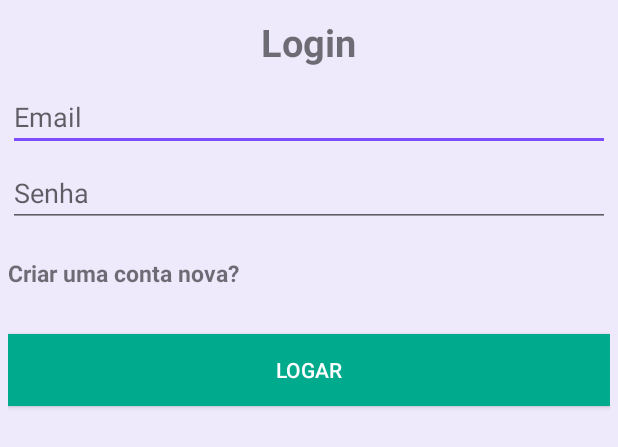
After one commit to Riunjaku/Projeto_AlertaPet, an Android app: the layout dialog_login.xml on its own in the app's theme, with its tools: preview values and no code run, on a phone screen of 412 x 824 dp. The commit adds this screen. Shown: the top 447 px of the screen. Run offline under Robolectric (Android 15) with nearby library versions, the light colour scheme and no system bars.

Commit message:
Faltando implementar o banco de dados ao login/registro

```diff
--- a/app/src/main/java/com/aniharu/alertapet/PerfilFragment.java
+++ b/app/src/main/java/com/aniharu/alertapet/PerfilFragment.java
@@ -23,7 +23,7 @@ public class PerfilFragment extends Fragment {
     public View onCreateView(LayoutInflater inflater, ViewGroup container,
                              Bundle savedInstanceState) {
         // Inflate the layout for this fragment
-        return inflater.inflate(R.layout.fragment_perfil, container, false);
+        return inflater.inflate(R.layout.fragment_perfil_usuario, container, false);
     }
 
 }
--- /dev/null
+++ b/app/src/main/res/layout/dialog_login.xml
@@ -0,0 +1,59 @@
+<?xml version="1.0" encoding="utf-8"?>
+
+<LinearLayout xmlns:android="http://schemas.android.com/apk/res/android"
+    xmlns:app="http://schemas.android.com/apk/res-auto"
+    xmlns:tools="http://schemas.android.com/tools"
+    android:layout_width="match_parent"
+    android:layout_height="match_parent"
+    android:orientation="vertical"
+    android:padding="5dp"
+    android:background="@color/colorAccentOff20"
+    tools:context="com.aniharu.alertapet.LoginActivity">
+
+    <TextView
+        android:id="@+id/textView"
+        android:layout_width="wrap_content"
+        android:layout_height="wrap_content"
+        android:layout_gravity="center"
+        android:layout_marginTop="5dp"
+        android:text="@string/dialog_login_title"
+        android:textSize="25sp"
+        android:textStyle="bold" />
+
+    <EditText
+        android:id="@+id/etEmail"
+        android:layout_width="match_parent"
+        android:layout_height="wrap_content"
+        android:layout_marginTop="10dp"
+        android:ems="10"
+        android:hint="@string/email_placeholder"
+        android:inputType="textEmailAddress" />
+
+    <EditText
+        android:id="@+id/etPassword"
+        android:layout_width="match_parent"
+        android:layout_height="wrap_content"
+        android:layout_marginTop="5dp"
+        android:ems="10"
+        android:hint="@string/senha_placeholder"
+        android:inputType="textPassword" />
+
+    <TextView
+        android:id="@+id/register_link"
+        android:layout_marginTop="20dp"
+        android:layout_width="match_parent"
+        android:layout_height="wrap_content"
+        android:textSize="15sp"
+        android:textStyle="bold"
+        android:onClick="registrar"
+        android:text="@string/register_button_label" />
+
+    <Button
+        android:id="@+id/btnLogin"
+        android:layout_width="match_parent"
+        android:layout_height="wrap_content"
+        android:layout_marginTop="30dp"
+        android:background="#00AA8D"
+        android:text="@string/login_button_label"
+        android:textColor="@android:color/white" />
+</LinearLayout>
--- a/app/src/main/res/values/strings.xml
+++ b/app/src/main/res/values/strings.xml
@@ -16,6 +16,20 @@
     <string name="radio_m">Macho</string>
     <string name="radio_sim">Sim</string>
     <string name="radio_nao">Não</string>
+    <string name="entrar">entrar</string>
+    <string name="login_button_label">Logar</string>
+    <string name="senha_placeholder">Senha</string>
+    <string name="email_placeholder">Email</string>
+    <string name="dialog_login_title">Login</string>
+    <string name="register_button_label">Criar uma conta nova?</string>
+    <string name="login_msg_sucesso">Logado com sucesso</string>
+    <string name="campos_vazio_login">Preencha todos os campos</string>
+    <string name="checkbox_register_text">Eu li e aceito os termos de uso</string>
+    <string name="confirmar_senha_placeholder">Confirme sua senha</string>
+    <string name="dialog_register_title">Registrar</string>
+    <string name="voltar_button_label">Voltar</string>
+    <string name="registrar_button_label">Registrar</string>
+    <string name="registro_sucesso_msg">registrado com sucesso</string>
 
     <!--Descrição de conteudo-->
     <string name="contentImageDescription">upload da imagem do animal</string>
--- a/build.gradle
+++ b/build.gradle
@@ -3,9 +3,10 @@
 buildscript {
     repositories {
         jcenter()
+        google()
     }
     dependencies {
-        classpath 'com.android.tools.build:gradle:2.3.3'
+        classpath 'com.android.tools.build:gradle:3.0.0'
 
         // NOTE: Do not place your application dependencies here; they belong
         // in the individual module build.gradle files
@@ -15,6 +16,7 @@ buildscript {
 allprojects {
     repositories {
         jcenter()
+        google()
     }
 }
 
```
Also changed, not shown: app/src/main/java/com/aniharu/alertapet/CustomInfoWindow.java (+1 -7 lines), app/src/main/java/com/aniharu/alertapet/LoginActivity.java (+99 -0 lines), app/src/main/res/layout/custom_info_window.xml (added, +24 -0 lines), app/src/main/res/layout/dialog_register.xml (added, +79 -0 lines), app/src/main/res/layout/fragment_perfil_usuario.xml (added, +13 -0 lines), app/src/main/ic_locker_close-web.png (deleted), app/src/main/ic_locker_open-web.png (deleted), app/src/main/ic_marker-web.png (deleted), gradle/wrapper/gradle-wrapper.properties.
